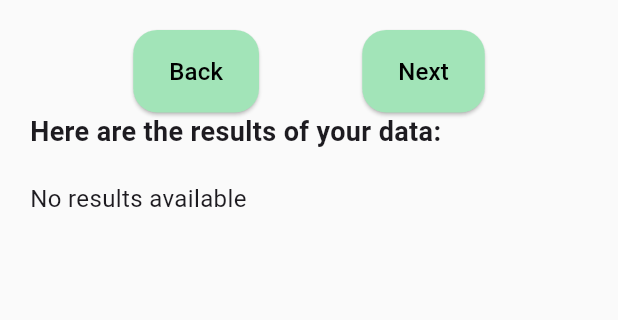
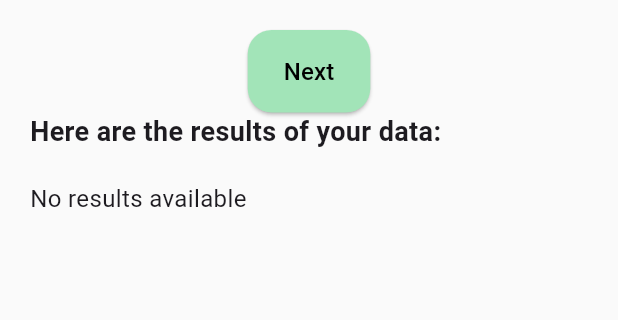
Before and after one commit to BingxinJiang1/Medicode, a Flutter app: the FeedbackPage screen opened directly, after a tap on "Next", on a phone screen of 412 x 824 dp, the part 84-404 px from its top. Run offline on Flutter 3.47's test engine with Material 3 defaults, Android fonts, the light colour scheme and no system bars; our stand-ins replace flutter_dotenv, flutter_riverpod, google_fonts, google_generative_ai, image_picker, supabase_flutter; accounts and stored records are empty; network calls fail.

Commit message:
remove custom back button of feedback page

```diff
--- a/lib/pages/feedback.dart
+++ b/lib/pages/feedback.dart
@@ -1,7 +1,6 @@
 import 'package:flutter/material.dart';
 import 'package:gemini/pages/account_page.dart';
 import 'package:gemini/pages/login.dart';
-import 'package:gemini/pages/upload_page.dart';
 import 'package:supabase_flutter/supabase_flutter.dart';
 import 'package:gemini/pages/intro_screen.dart';
 
@@ -161,20 +160,10 @@ class _FeedbackPageState extends State<FeedbackPage> {
     return Row(
       mainAxisAlignment: MainAxisAlignment.spaceEvenly,
       children: [
+
         ElevatedButton(
           onPressed: () {
-            if (Navigator.canPop(context)) {
-              Navigator.pop(context);
-            } else {
-              Navigator.pushReplacement(context, MaterialPageRoute(builder: (_) => const ReportImage()));
-            }
-          },
-          style: buttonStyle(),
-          child: const Text("Back", style: TextStyle(color: Colors.black, fontSize: 16)),
-        ),
-        ElevatedButton(
-          onPressed: () {
-            Navigator.pushReplacement(context, MaterialPageRoute(builder: (context) => const FeedbackPage()));
+            Navigator.push(context, MaterialPageRoute(builder: (context) => const FeedbackPage()));
           },
           style: buttonStyle(),
           child: const Text("Next", style: TextStyle(color: Colors.black, fontSize: 16)),
```
